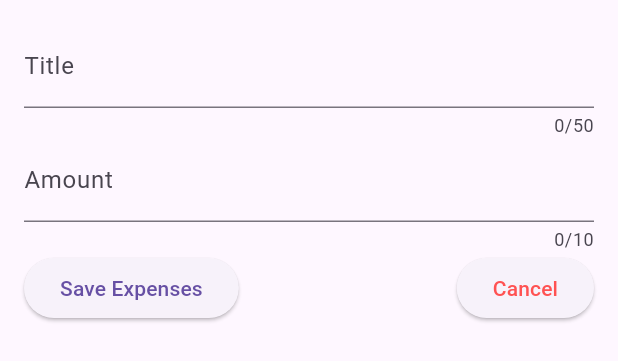
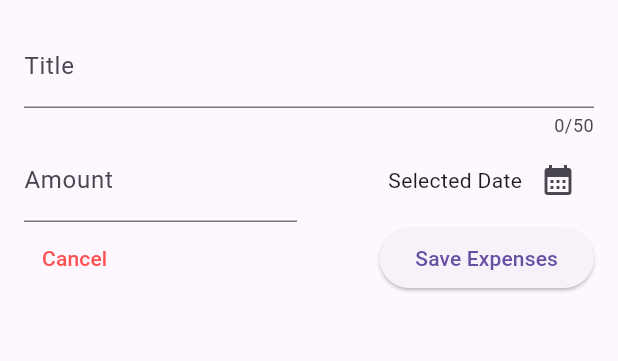
Before and after one commit to Nagaaswin/expenses-tracker-app, a Flutter app: the NewExpense widget shown alone on an empty page, opened directly, on a phone screen of 412 x 824 dp. Shown: the top 361 px of the screen. Run offline on Flutter 3.47's test engine with Material 2 defaults, Android fonts, the phone set to English and light mode, and no system bars.

Commit message:
Developed date picker for expense creation

```diff
--- a/lib/widgets/new_expense.dart
+++ b/lib/widgets/new_expense.dart
@@ -16,6 +16,7 @@ class _NewExpenseState extends State<NewExpense> {
   @override
   void dispose() {
     _titleController.dispose();
+    _expenseAmountController.dispose();
     super.dispose();
   }
 
@@ -31,14 +32,44 @@ class _NewExpenseState extends State<NewExpense> {
             keyboardType: TextInputType.text,
             decoration: const InputDecoration(label: Text('Title')),
           ),
-          TextField(
-            controller: _expenseAmountController,
-            maxLength: 10,
-            keyboardType: const TextInputType.numberWithOptions(decimal: true),
-            decoration: const InputDecoration(label: Text('Amount')),
+          Row(
+            children: [
+              Expanded(
+                child: TextField(
+                  controller: _expenseAmountController,
+                  keyboardType:
+                      const TextInputType.numberWithOptions(decimal: true),
+                  decoration: const InputDecoration(
+                      prefixText: '\$ ', label: Text('Amount')),
+                ),
+              ),
+              const SizedBox(
+                width: 16,
+              ),
+              Expanded(
+                child: Row(
+                  mainAxisAlignment: MainAxisAlignment.end,
+                  crossAxisAlignment: CrossAxisAlignment.center,
+                  children: [
+                    const Text("Selected Date"),
+                    IconButton(
+                        onPressed: _presentDatePicker,
+                        icon: const Icon(Icons.calendar_month))
+                  ],
+                ),
+              )
+            ],
           ),
           Row(
             children: [
+              TextButton(
+                style: TextButton.styleFrom(foregroundColor: Colors.redAccent),
+                onPressed: () {
+                  Navigator.pop(context);
+                },
+                child: const Text('Cancel'),
+              ),
+              const Spacer(),
               ElevatedButton(
                 onPressed: () {
                   print(_titleController.text);
@@ -46,19 +77,17 @@ class _NewExpenseState extends State<NewExpense> {
                 },
                 child: const Text('Save Expenses'),
               ),
-              const Spacer(),
-              ElevatedButton(
-                style:
-                    ElevatedButton.styleFrom(foregroundColor: Colors.redAccent),
-                onPressed: () {
-                  print('Closing modal');
-                },
-                child: const Text('Cancel'),
-              )
             ],
           )
         ],
       ),
     );
   }
+
+  void _presentDatePicker() {
+    final now = DateTime.now();
+    final lastDate = DateTime(now.year - 1, now.month, now.day);
+    showDatePicker(
+        context: context, initialDate: now, firstDate: lastDate, lastDate: now);
+  }
 }
```
